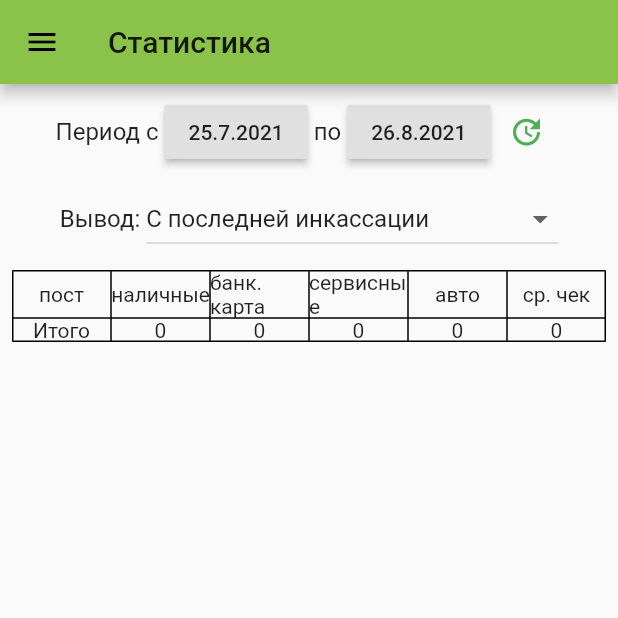
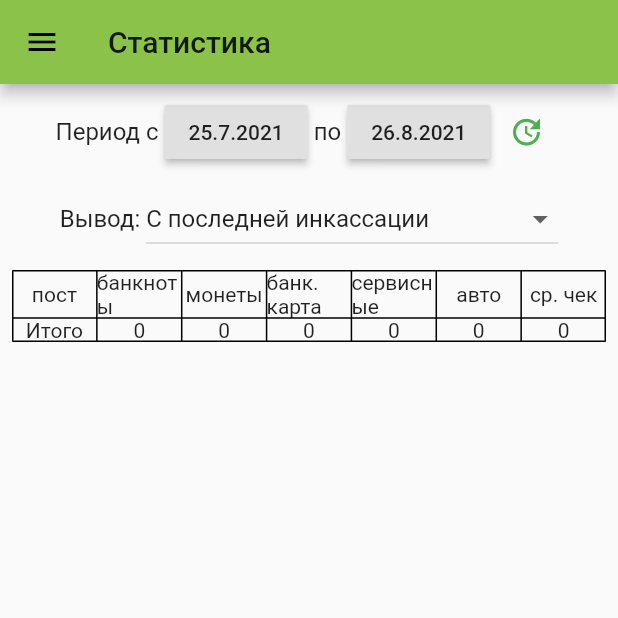
Before and after one commit to OpenRbt/mobile-wash-control, a Flutter app: the StatisticsMenu screen opened by its route, on a phone screen of 412 x 824 dp, the top half of it. Run offline on Flutter 3.47's test engine with Material 2 defaults, Android fonts, the phone set to English and light mode, and no system bars; missing offline and left inert: wifi; accounts and stored records are empty.

Commit message:
Statistics menu : separated cash and banknotes | Updated build

```diff
--- a/lib/desktop/DMotorMenu.dart
+++ b/lib/desktop/DMotorMenu.dart
@@ -238,7 +238,7 @@ class _DMotorMenuState extends State<DMotorMenu> {
                                       Container(
                                         height: 25,
                                         child: Text(
-                                          "Пост ${index + 1}",
+                                          "Пост ${_stationStats[index].stationID}",
                                           style: TextStyle(
                                             fontSize: 18,
                                           ),
--- a/lib/mobile/MotorMenu.dart
+++ b/lib/mobile/MotorMenu.dart
@@ -220,7 +220,7 @@ class _MotorMenuState extends State<MotorMenu> {
                                 children: [
                                   Container(
                                     child: Text(
-                                      "Пост ${index + 1}",
+                                      "Пост ${_stationStats[index].stationID}",
                                       style: TextStyle(
                                         fontSize: 18,
                                       ),
--- a/lib/mobile/StatisticsMenu.dart
+++ b/lib/mobile/StatisticsMenu.dart
@@ -269,13 +269,14 @@ class _StatisticsMenuState extends State<StatisticsMenu> {
                   Table(
                     border: TableBorder.all(color: Colors.black, width: 1, style: BorderStyle.solid),
                     children: [
-                      createTableRow(['пост', 'наличные', 'банк. карта', 'сервисные', 'авто', 'ср. чек'])
+                      createTableRow(['пост', 'банкноты', 'монеты', 'банк. карта', 'сервисные', 'авто', 'ср. чек'])
                     ]
                       ..addAll(
                         List.generate(_reports.length, (index) {
                           return createTableRow([
                             _reports.keys.elementAt(index),
-                            (_reports.values.elementAt(index).moneyReport.banknotes ?? 0) + (_reports.values.elementAt(index).moneyReport.coins ?? 0),
+                            _reports.values.elementAt(index).moneyReport.banknotes ?? 0,
+                            _reports.values.elementAt(index).moneyReport.coins ?? 0,
                             _reports.values.elementAt(index).moneyReport.electronical ?? 0,
                             _reports.values.elementAt(index).moneyReport.service ?? 0,
                             _reports.values.elementAt(index).moneyReport.carsTotal ?? 0,
@@ -293,7 +294,8 @@ class _StatisticsMenuState extends State<StatisticsMenu> {
                       ..add(
                         createTableRow([
                           "Итого",
-                          _total.moneyReport.banknotes + _total.moneyReport.coins,
+                          _total.moneyReport.banknotes,
+                          _total.moneyReport.coins,
                           _total.moneyReport.electronical,
                           _total.moneyReport.service,
                           _total.moneyReport.carsTotal,
```
